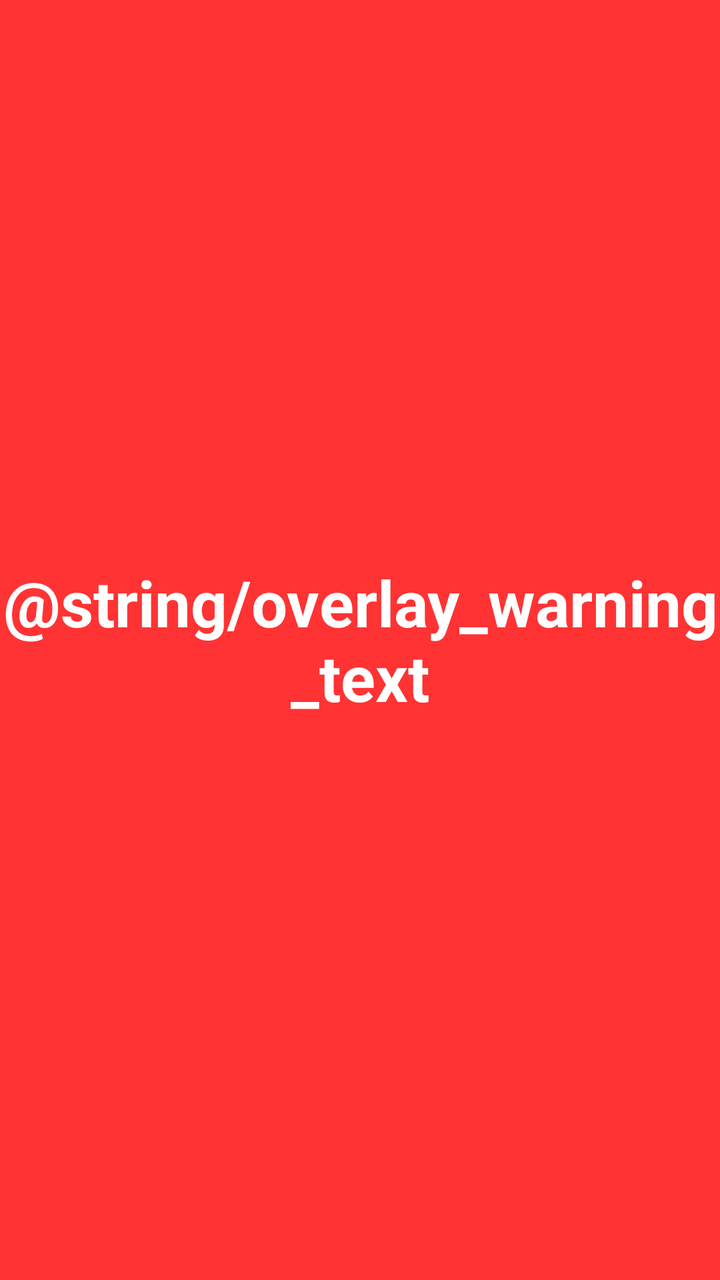
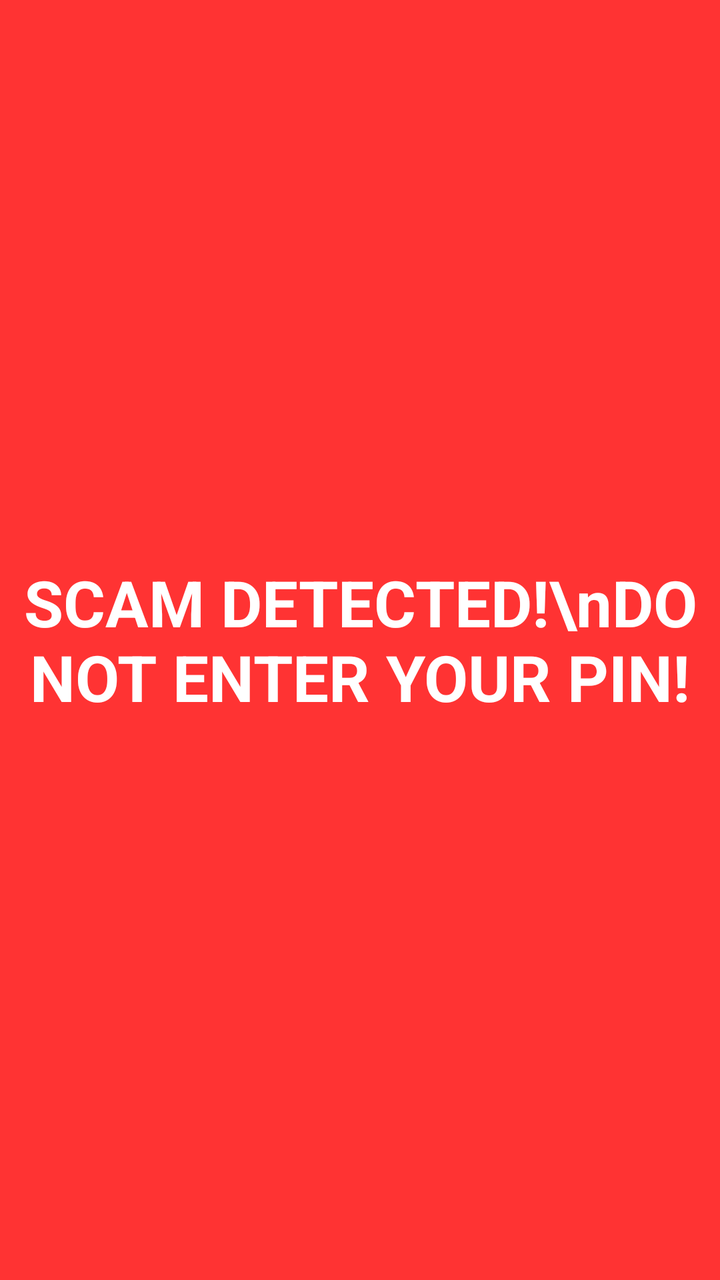

Compare the two renders of this Android layout. The source of the first and the diff that turns it into the second are given below.
<!-- AndroidManifest.xml: application theme Theme.AntiScamApp -->
<!-- res/layout/overlay_layout.xml -->
<?xml version="1.0" encoding="utf-8"?>
<FrameLayout xmlns:android="http://schemas.android.com/apk/res/android"
    android:layout_width="match_parent"
    android:layout_height="match_parent"
    android:background="@color/red_warning"
    android:clickable="true"
    android:focusable="true" 
    android:keepScreenOn="true">

    <TextView
        android:layout_width="wrap_content"
        android:layout_height="wrap_content"
        android:layout_gravity="center"
        android:text="@string/overlay_warning_text"
        android:textColor="@color/white"
        android:textSize="32sp"
        android:textStyle="bold"
        android:gravity="center" />

</FrameLayout>
<!-- resources referenced by this layout -->
<resources>
  <color name="red_warning">#CCFF0000</color>
  <color name="white">#FFFFFFFF</color>
  <style name="Theme.AntiScamApp" parent="Theme.MaterialComponents.DayNight.NoActionBar">
          <item name="colorPrimary">@color/red_warning_solid</item>
          <item name="colorPrimaryVariant">@color/red_dark</item>
          <item name="colorOnPrimary">@color/white</item>
          <item name="colorSecondary">@color/green_safe</item>
          <item name="colorOnSecondary">@color/white</item>
          <item name="android:statusBarColor" tools:targetApi="l">?attr/colorPrimaryVariant</item>
      </style>
  <color name="red_warning_solid">#FFD32F2F</color>
  <color name="red_dark">#FFB71C1C</color>
  <color name="green_safe">#FF388E3C</color>
</resources>

<!-- the commit's change to res/layout/overlay_layout.xml (unified diff, before → after) -->
@@ -4,14 +4,13 @@
     android:layout_height="match_parent"
     android:background="@color/red_warning"
     android:clickable="true"
-    android:focusable="true" 
-    android:keepScreenOn="true">
+    android:focusable="true">
 
     <TextView
         android:layout_width="wrap_content"
         android:layout_height="wrap_content"
         android:layout_gravity="center"
-        android:text="@string/overlay_warning_text"
+        android:text="SCAM DETECTED!\nDO NOT ENTER YOUR PIN!"
         android:textColor="@color/white"
         android:textSize="32sp"
         android:textStyle="bold"
